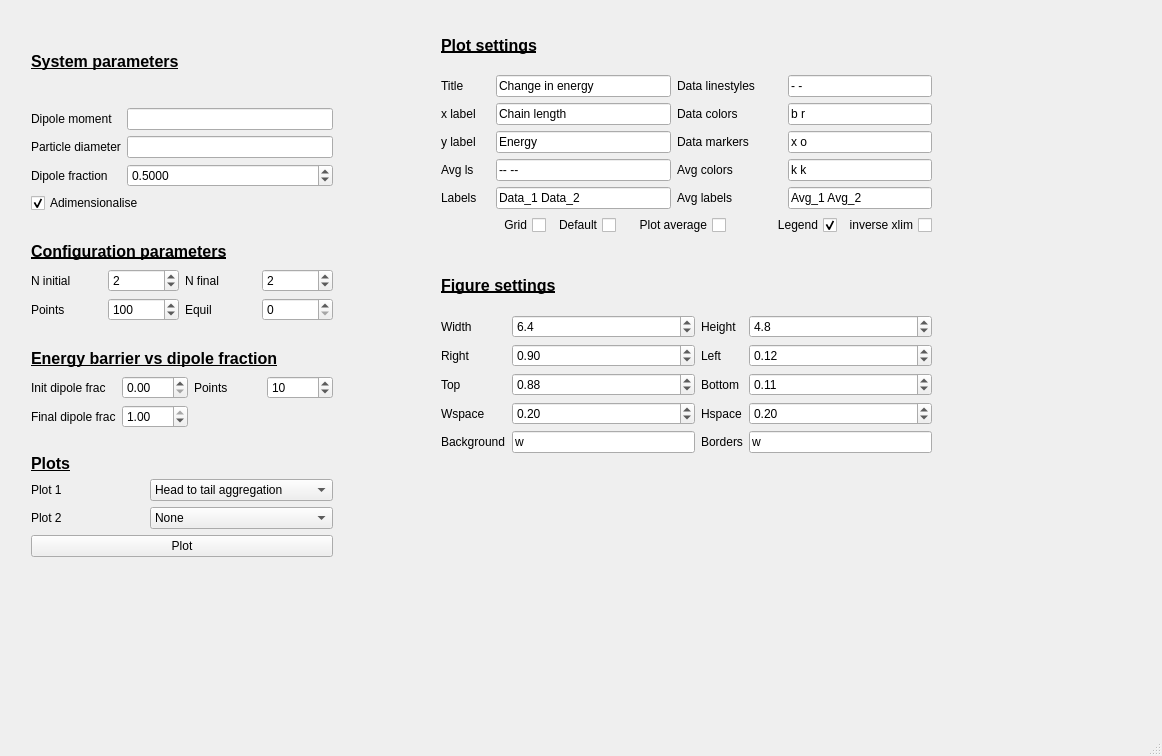
Qt form SPC EnergyConfigurations/Data/MagChainConfigEnergy.ui (agimenezromero/SPC_EnergyConfigurations) before a commit.
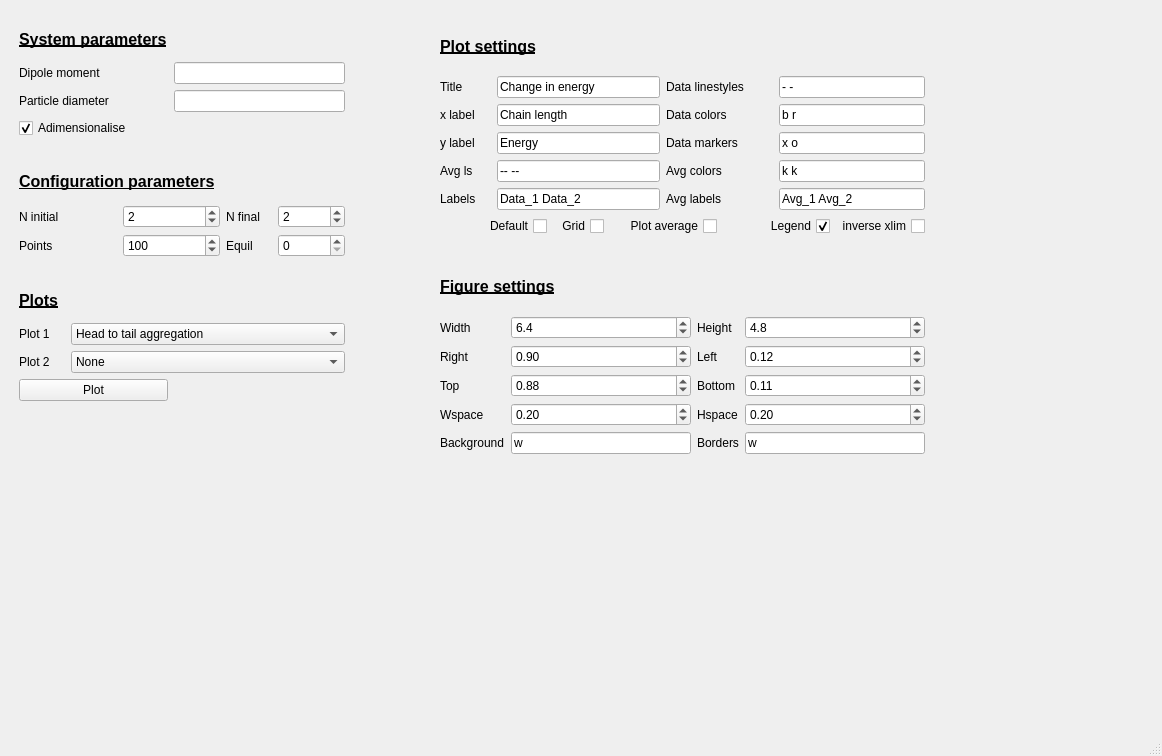
The same form after that commit.

Patch:
```diff
--- a/SPC EnergyConfigurations/Data/MagChainConfigEnergy.ui
+++ b/SPC EnergyConfigurations/Data/MagChainConfigEnergy.ui
@@ -14,16 +14,300 @@
    <string>MagChain Configuration Energy</string>
   </property>
   <widget class="QWidget" name="centralwidget">
+   <widget class="QWidget" name="layoutWidget">
+    <property name="geometry">
+     <rect>
+      <x>19</x>
+      <y>22</y>
+      <width>326</width>
+      <height>379</height>
+     </rect>
+    </property>
+    <layout class="QGridLayout" name="gridLayout_3">
+     <item row="0" column="0" colspan="4">
+      <widget class="QLabel" name="label">
+       <property name="font">
+        <font>
+         <pointsize>12</pointsize>
+         <weight>75</weight>
+         <bold>true</bold>
+         <underline>true</underline>
+        </font>
+       </property>
+       <property name="text">
+        <string>System parameters</string>
+       </property>
+      </widget>
+     </item>
+     <item row="1" column="0" colspan="3">
+      <widget class="QLabel" name="label_2">
+       <property name="text">
+        <string>Dipole moment</string>
+       </property>
+      </widget>
+     </item>
+     <item row="1" column="3" colspan="3">
+      <widget class="QLineEdit" name="m"/>
+     </item>
+     <item row="2" column="0" colspan="3">
+      <widget class="QLabel" name="label_3">
+       <property name="text">
+        <string>Particle diameter</string>
+       </property>
+      </widget>
+     </item>
+     <item row="2" column="3" colspan="3">
+      <widget class="QLineEdit" name="d"/>
+     </item>
+     <item row="3" column="0" colspan="4">
+      <widget class="QCheckBox" name="adimensionalise">
+       <property name="layoutDirection">
+        <enum>Qt::LeftToRight</enum>
+       </property>
+       <property name="text">
+        <string>Adimensionalise</string>
+       </property>
+       <property name="checked">
+        <bool>true</bool>
+       </property>
+      </widget>
+     </item>
+     <item row="4" column="0" colspan="6">
+      <spacer name="horizontalSpacer_4">
+       <property name="orientation">
+        <enum>Qt::Horizontal</enum>
+       </property>
+       <property name="sizeHint" stdset="0">
+        <size>
+         <width>298</width>
+         <height>20</height>
+        </size>
+       </property>
+      </spacer>
+     </item>
+     <item row="5" column="0" colspan="5">
+      <widget class="QLabel" name="label_4">
+       <property name="font">
+        <font>
+         <pointsize>12</pointsize>
+         <weight>75</weight>
+         <bold>true</bold>
+         <underline>true</underline>
+        </font>
+       </property>
+       <property name="text">
+        <string>Configuration parameters</string>
+       </property>
+      </widget>
+     </item>
+     <item row="6" column="0" colspan="2">
+      <widget class="QLabel" name="label_5">
+       <property name="text">
+        <string>N initial</string>
+       </property>
+      </widget>
+     </item>
+     <item row="6" column="2" colspan="2">
+      <widget class="QSpinBox" name="N0">
+       <property name="minimum">
+        <number>1</number>
+       </property>
+       <property name="maximum">
+        <number>1000000</number>
+       </property>
+       <property name="value">
+        <number>2</number>
+       </property>
+      </widget>
+     </item>
+     <item row="6" column="4">
+      <widget class="QLabel" name="label_6">
+       <property name="text">
+        <string>N final</string>
+       </property>
+      </widget>
+     </item>
+     <item row="6" column="5">
+      <widget class="QSpinBox" name="Nf">
+       <property name="minimum">
+        <number>1</number>
+       </property>
+       <property name="maximum">
+        <number>1000000</number>
+       </property>
+       <property name="value">
+        <number>2</number>
+       </property>
+      </widget>
+     </item>
+     <item row="7" column="0" colspan="2">
+      <widget class="QLabel" name="label_7">
+       <property name="text">
+        <string>Points</string>
+       </property>
+      </widget>
+     </item>
+     <item row="7" column="2" colspan="2">
+      <widget class="QSpinBox" name="points">
+       <property name="minimum">
+        <number>2</number>
+       </property>
+       <property name="maximum">
+        <number>1000000</number>
+       </property>
+       <property name="value">
+        <number>100</number>
+       </property>
+      </widget>
+     </item>
+     <item row="7" column="4">
+      <widget class="QLabel" name="label_8">
+       <property name="text">
+        <string>Equil</string>
+       </property>
+      </widget>
+     </item>
+     <item row="7" column="5">
+      <widget class="QSpinBox" name="equil">
+       <property name="maximum">
+        <number>1000000</number>
+       </property>
+      </widget>
+     </item>
+     <item row="8" column="0" colspan="6">
+      <spacer name="horizontalSpacer">
+       <property name="orientation">
+        <enum>Qt::Horizontal</enum>
+       </property>
+       <property name="sizeHint" stdset="0">
+        <size>
+         <width>288</width>
+         <height>20</height>
+        </size>
+       </property>
+      </spacer>
+     </item>
+     <item row="9" column="0">
+      <widget class="QLabel" name="label_13">
+       <property name="font">
+        <font>
+         <pointsize>12</pointsize>
+         <weight>75</weight>
+         <bold>true</bold>
+         <underline>true</underline>
+        </font>
+       </property>
+       <property name="text">
+        <string>Plots</string>
+       </property>
+      </widget>
+     </item>
+     <item row="10" column="0">
+      <widget class="QLabel" name="label_10">
+       <property name="text">
+        <string>Plot 1</string>
+       </property>
+      </widget>
+     </item>
+     <item row="10" column="1" colspan="5">
+      <widget class="QComboBox" name="plot_type">
+       <item>
+        <property name="text">
+         <string>Head to tail aggregation</string>
+        </property>
+       </item>
+       <item>
+        <property name="text">
+         <string>Lateral aggregation</string>
+        </property>
+       </item>
+       <item>
+        <property name="text">
+         <string>Add dipole progression</string>
+        </property>
+       </item>
+       <item>
+        <property name="text">
+         <string>Energy barrier</string>
+        </property>
+       </item>
+       <item>
+        <property name="text">
+         <string>Two identical head to tail</string>
+        </property>
+       </item>
+       <item>
+        <property name="text">
+         <string>Zippering configuration</string>
+        </property>
+       </item>
+      </widget>
+     </item>
+     <item row="11" column="0">
+      <widget class="QLabel" name="label_11">
+       <property name="text">
+        <string>Plot 2</string>
+       </property>
+      </widget>
+     </item>
+     <item row="11" column="1" colspan="5">
+      <widget class="QComboBox" name="plot_type_2">
+       <item>
+        <property name="text">
+         <string>None</string>
+        </property>
+       </item>
+       <item>
+        <property name="text">
+         <string>Head to tail aggregation</string>
+        </property>
+       </item>
+       <item>
+        <property name="text">
+         <string>Lateral aggregation</string>
+        </property>
+       </item>
+       <item>
+        <property name="text">
+         <string>Add dipole progression</string>
+        </property>
+       </item>
+       <item>
+        <property name="text">
+         <string>Energy barrier</string>
+        </property>
+       </item>
+       <item>
+        <property name="text">
+         <string>Two identical head to tail</string>
+        </property>
+       </item>
+       <item>
+        <property name="text">
+         <string>Zippering configuration</string>
+        </property>
+       </item>
+      </widget>
+     </item>
+     <item row="12" column="0" colspan="3">
+      <widget class="QPushButton" name="plot">
+       <property name="text">
+        <string>Plot</string>
+       </property>
+      </widget>
+     </item>
+    </layout>
+   </widget>
    <widget class="QWidget" name="">
     <property name="geometry">
      <rect>
-      <x>441</x>
-      <y>21</y>
-      <width>491</width>
+      <x>440</x>
+      <y>22</y>
+      <width>485</width>
       <height>432</height>
      </rect>
     </property>
-    <layout class="QGridLayout" name="gridLayout_8">
+    <layout class="QGridLayout" name="gridLayout_4">
      <item row="0" column="0">
       <widget class="QLabel" name="label_46">
        <property name="font">
@@ -161,16 +445,6 @@
         </widget>
        </item>
        <item row="5" column="0" colspan="2">
-        <widget class="QCheckBox" name="grid">
-         <property name="layoutDirection">
-          <enum>Qt::RightToLeft</enum>
-         </property>
-         <property name="text">
-          <string>Grid</string>
-         </property>
-        </widget>
-       </item>
-       <item row="5" column="2">
         <widget class="QCheckBox" name="default_2">
          <property name="layoutDirection">
           <enum>Qt::RightToLeft</enum>
@@ -180,6 +454,16 @@
          </property>
         </widget>
        </item>
+       <item row="5" column="2">
+        <widget class="QCheckBox" name="grid">
+         <property name="layoutDirection">
+          <enum>Qt::RightToLeft</enum>
+         </property>
+         <property name="text">
+          <string>Grid</string>
+         </property>
+        </widget>
+       </item>
        <item row="5" column="3" colspan="2">
         <widget class="QCheckBox" name="plot_avg">
          <property name="layoutDirection">
@@ -458,425 +742,9 @@
      </item>
     </layout>
    </widget>
-   <widget class="QWidget" name="">
-    <property name="geometry">
-     <rect>
-      <x>31</x>
-      <y>21</y>
-      <width>302</width>
-      <height>536</height>
-     </rect>
-    </property>
-    <layout class="QGridLayout" name="gridLayout_7">
-     <item row="0" column="0">
-      <widget class="QLabel" name="label">
-       <property name="font">
-        <font>
-         <pointsize>12</pointsize>
-         <weight>75</weight>
-         <bold>true</bold>
-         <underline>true</underline>
-        </font>
-       </property>
-       <property name="text">
-        <string>System parameters</string>
-       </property>
-      </widget>
-     </item>
-     <item row="1" column="0">
-      <layout class="QGridLayout" name="gridLayout_3">
-       <item row="0" column="0">
-        <widget class="QLabel" name="label_2">
-         <property name="text">
-          <string>Dipole moment</string>
-         </property>
-        </widget>
-       </item>
-       <item row="0" column="1">
-        <widget class="QLineEdit" name="m"/>
-       </item>
-       <item row="1" column="0">
-        <widget class="QLabel" name="label_3">
-         <property name="text">
-          <string>Particle diameter</string>
-         </property>
-        </widget>
-       </item>
-       <item row="1" column="1">
-        <widget class="QLineEdit" name="d"/>
-       </item>
-       <item row="2" column="0">
-        <widget class="QLabel" name="label_14">
-         <property name="text">
-          <string>Dipole fraction</string>
-         </property>
-        </widget>
-       </item>
-       <item row="2" column="1">
-        <widget class="QDoubleSpinBox" name="dipole_fraction">
-         <property name="decimals">
-          <number>4</number>
-         </property>
-         <property name="maximum">
-          <double>1.000000000000000</double>
-         </property>
-         <property name="value">
-          <double>0.500000000000000</double>
-         </property>
-        </widget>
-       </item>
-       <item row="3" column="0" colspan="2">
-        <widget class="QCheckBox" name="adimensionalise">
-         <property name="layoutDirection">
-          <enum>Qt::LeftToRight</enum>
-         </property>
-         <property name="text">
-          <string>Adimensionalise</string>
-         </property>
-         <property name="checked">
-          <bool>true</bool>
-         </property>
-        </widget>
-       </item>
-      </layout>
-     </item>
-     <item row="2" column="0">
-      <spacer name="horizontalSpacer_4">
-       <property name="orientation">
-        <enum>Qt::Horizontal</enum>
-       </property>
-       <property name="sizeHint" stdset="0">
-        <size>
-         <width>298</width>
-         <height>20</height>
-        </size>
-       </property>
-      </spacer>
-     </item>
-     <item row="3" column="0">
-      <layout class="QGridLayout" name="gridLayout_4">
-       <item row="1" column="0">
-        <widget class="QLabel" name="label_5">
-         <property name="text">
-          <string>N initial</string>
-         </property>
-        </widget>
-       </item>
-       <item row="1" column="1">
-        <widget class="QSpinBox" name="N0">
-         <property name="minimum">
-          <number>1</number>
-         </property>
-         <property name="maximum">
-          <number>1000000</number>
-         </property>
-         <property name="value">
-          <number>2</number>
-         </property>
-        </widget>
-       </item>
-       <item row="1" column="2">
-        <widget class="QLabel" name="label_6">
-         <property name="text">
-          <string>N final</string>
-         </property>
-        </widget>
-       </item>
-       <item row="1" column="3">
-        <widget class="QSpinBox" name="Nf">
-         <property name="minimum">
-          <number>1</number>
-         </property>
-         <property name="maximum">
-          <number>1000000</number>
-         </property>
-         <property name="value">
-          <number>2</number>
-         </property>
-        </widget>
-       </item>
-       <item row="2" column="0">
-        <widget class="QLabel" name="label_7">
-         <property name="text">
-          <string>Points</string>
-         </property>
-        </widget>
-       </item>
-       <item row="2" column="1">
-        <widget class="QSpinBox" name="points">
-         <property name="minimum">
-          <number>2</number>
-         </property>
-         <property name="maximum">
-          <number>1000000</number>
-         </property>
-         <property name="value">
-          <number>100</number>
-         </property>
-        </widget>
-       </item>
-       <item row="2" column="2">
-        <widget class="QLabel" name="label_8">
-         <property name="text">
-          <string>Equil</string>
-         </property>
-        </widget>
-       </item>
-       <item row="2" column="3">
-        <widget class="QSpinBox" name="equil">
-         <property name="maximum">
-          <number>1000000</number>
-         </property>
-        </widget>
-       </item>
-       <item row="0" column="0" colspan="4">
-        <widget class="QLabel" name="label_4">
-         <property name="font">
-          <font>
-           <pointsize>12</pointsize>
-           <weight>75</weight>
-           <bold>true</bold>
-           <underline>true</underline>
-          </font>
-         </property>
-         <property name="text">
-          <string>Configuration parameters</string>
-         </property>
-        </widget>
-       </item>
-      </layout>
-     </item>
-     <item row="4" column="0">
-      <spacer name="horizontalSpacer_2">
-       <property name="orientation">
-        <enum>Qt::Horizontal</enum>
-       </property>
-       <property name="sizeHint" stdset="0">
-        <size>
-         <width>288</width>
-         <height>20</height>
-        </size>
-       </property>
-      </spacer>
-     </item>
-     <item row="5" column="0">
-      <layout class="QGridLayout" name="gridLayout_5">
-       <item row="0" column="0" colspan="4">
-        <widget class="QLabel" name="label_18">
-         <property name="font">
-          <font>
-           <pointsize>12</pointsize>
-           <weight>75</weight>
-           <bold>true</bold>
-           <underline>true</underline>
-          </font>
-         </property>
-         <property name="text">
-          <string>Energy barrier vs dipole fraction</string>
-         </property>
-        </widget>
-       </item>
-       <item row="1" column="0">
-        <widget class="QLabel" name="label_16">
-         <property name="text">
-          <string>Init dipole frac</string>
-         </property>
-        </widget>
-       </item>
-       <item row="1" column="1">
-        <widget class="QDoubleSpinBox" name="init_dipole">
-         <property name="maximum">
-          <double>1.000000000000000</double>
-         </property>
-        </widget>
-       </item>
-       <item row="1" column="2">
-        <widget class="QLabel" name="label_15">
-         <property name="text">
-          <string>Points</string>
-         </property>
-        </widget>
-       </item>
-       <item row="1" column="3">
-        <widget class="QSpinBox" name="points_dipole">
-         <property name="minimum">
-          <number>2</number>
-         </property>
-         <property name="maximum">
-          <number>1000</number>
-         </property>
-         <property name="value">
-          <number>10</number>
-         </property>
-        </widget>
-       </item>
-       <item row="2" column="0">
-        <widget class="QLabel" name="label_17">
-         <property name="text">
-          <string>Final dipole frac</string>
-         </property>
-        </widget>
-       </item>
-       <item row="2" column="1">
-        <widget class="QDoubleSpinBox" name="final_dipole">
-         <property name="maximum">
-          <double>1.000000000000000</double>
-         </property>
-         <property name="value">
-          <double>1.000000000000000</double>
-         </property>
-        </widget>
-       </item>
-      </layout>
-     </item>
-     <item row="6" column="0">
-      <spacer name="horizontalSpacer">
-       <property name="orientation">
-        <enum>Qt::Horizontal</enum>
-       </property>
-       <property name="sizeHint" stdset="0">
-        <size>
-         <width>288</width>
-         <height>20</height>
-        </size>
-       </property>
-      </spacer>
-     </item>
-     <item row="7" column="0">
-      <layout class="QGridLayout" name="gridLayout_6">
-       <item row="0" column="0">
-        <widget class="QLabel" name="label_13">
-         <property name="font">
-          <font>
-           <pointsize>12</pointsize>
-           <weight>75</weight>
-           <bold>true</bold>
-           <underline>true</underline>
-          </font>
-         </property>
-         <property name="text">
-          <string>Plots</string>
-         </property>
-        </widget>
-       </item>
-       <item row="1" column="0">
-        <widget class="QLabel" name="label_10">
-         <property name="text">
-          <string>Plot 1</string>
-         </property>
-        </widget>
-       </item>
-       <item row="1" column="1">
-        <widget class="QComboBox" name="plot_type">
-         <item>
-          <property name="text">
-           <string>Head to tail aggregation</string>
-          </property>
-         </item>
-         <item>
-          <property name="text">
-           <string>Lateral aggregation</string>
-          </property>
-         </item>
-         <item>
-          <property name="text">
-           <string>Add dipole progression</string>
-          </property>
-         </item>
-         <item>
-          <property name="text">
-           <string>Energy barrier</string>
-          </property>
-         </item>
-         <item>
-          <property name="text">
-           <string>Two identical head to tail</string>
-          </property>
-         </item>
-         <item>
-          <property name="text">
-           <string>Zippering configuration</string>
-          </property>
-         </item>
-         <item>
-          <property name="text">
-           <string>Energy barrier vs dipole frac</string>
-          </property>
-         </item>
-         <item>
-          <property name="text">
-           <string>Add dipole middle chain</string>
-          </property>
-         </item>
-        </widget>
-       </item>
-       <item row="2" column="0">
-        <widget class="QLabel" name="label_11">
-         <property name="text">
-          <string>Plot 2</string>
-         </property>
-        </widget>
-       </item>
-       <item row="2" column="1">
-        <widget class="QComboBox" name="plot_type_2">
-         <item>
-          <property name="text">
-           <string>None</string>
-          </property>
-         </item>
-         <item>
-          <property name="text">
-           <string>Head to tail aggregation</string>
-          </property>
-         </item>
-         <item>
-          <property name="text">
-           <string>Lateral aggregation</string>
-          </property>
-         </item>
-         <item>
-          <property name="text">
-           <string>Add dipole progression</string>
-          </property>
-         </item>
-         <item>
-          <property name="text">
-           <string>Energy barrier</string>
-          </property>
-         </item>
-         <item>
-          <property name="text">
-           <string>Two identical head to tail</string>
-          </property>
-         </item>
-         <item>
-          <property name="text">
-           <string>Zippering configuration</string>
-          </property>
-         </item>
-         <item>
-          <property name="text">
-           <string>Energy barrier vs dipole frac</string>
-          </property>
-         </item>
-         <item>
-          <property name="text">
-           <string>Add dipole middle chain</string>
-          </property>
-         </item>
-        </widget>
-       </item>
-       <item row="3" column="0" colspan="2">
-        <widget class="QPushButton" name="plot">
-         <property name="text">
-          <string>Plot</string>
-         </property>
-        </widget>
-       </item>
-      </layout>
-     </item>
-    </layout>
-   </widget>
+   <zorder>layoutWidget</zorder>
+   <zorder>layoutWidget</zorder>
+   <zorder>default_2</zorder>
   </widget>
   <widget class="QMenuBar" name="menubar">
    <property name="geometry">
```
Left out of the diff: 42 changed lines with no effect on the pictures.
